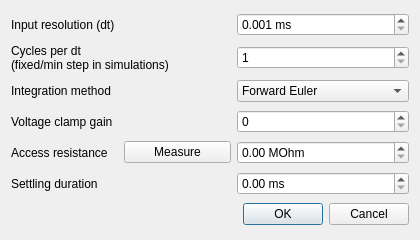
This is src/gui/rundatadialog.ui in CompEphys-team/rtdo as Qt 5 draws it before an edit. The edited form follows.
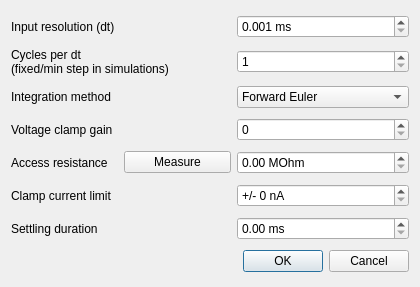
This is the edited form.

Commit message: Clip recorded currents like an ADC in Exp and Sim

Patch:
```diff
--- a/src/gui/rundatadialog.ui
+++ b/src/gui/rundatadialog.ui
@@ -7,7 +7,7 @@
     <x>0</x>
     <y>0</y>
     <width>420</width>
-    <height>240</height>
+    <height>287</height>
    </rect>
   </property>
   <property name="windowTitle">
@@ -34,7 +34,7 @@
      </property>
     </widget>
    </item>
-   <item row="5" column="2">
+   <item row="6" column="2">
     <widget class="QDoubleSpinBox" name="settleDuration">
      <property name="suffix">
       <string> ms</string>
@@ -59,7 +59,7 @@
      </property>
     </widget>
    </item>
-   <item row="7" column="1" colspan="2">
+   <item row="8" column="1" colspan="2">
     <widget class="QDialogButtonBox" name="buttonBox">
      <property name="standardButtons">
       <set>QDialogButtonBox::Cancel|QDialogButtonBox::Ok</set>
@@ -109,7 +109,7 @@
      </item>
     </widget>
    </item>
-   <item row="5" column="0" colspan="2">
+   <item row="6" column="0" colspan="2">
     <widget class="QLabel" name="label_4">
      <property name="text">
       <string>Settling duration</string>
@@ -149,6 +149,29 @@
      </property>
     </widget>
    </item>
+   <item row="5" column="2">
+    <widget class="QDoubleSpinBox" name="Imax">
+     <property name="prefix">
+      <string>+/- </string>
+     </property>
+     <property name="suffix">
+      <string> nA</string>
+     </property>
+     <property name="decimals">
+      <number>0</number>
+     </property>
+     <property name="maximum">
+      <double>100000.000000000000000</double>
+     </property>
+    </widget>
+   </item>
+   <item row="5" column="0" colspan="2">
+    <widget class="QLabel" name="label_7">
+     <property name="text">
+      <string>Clamp current limit</string>
+     </property>
+    </widget>
+   </item>
   </layout>
  </widget>
  <resources/>
```
The commit also changes 7 other files.
